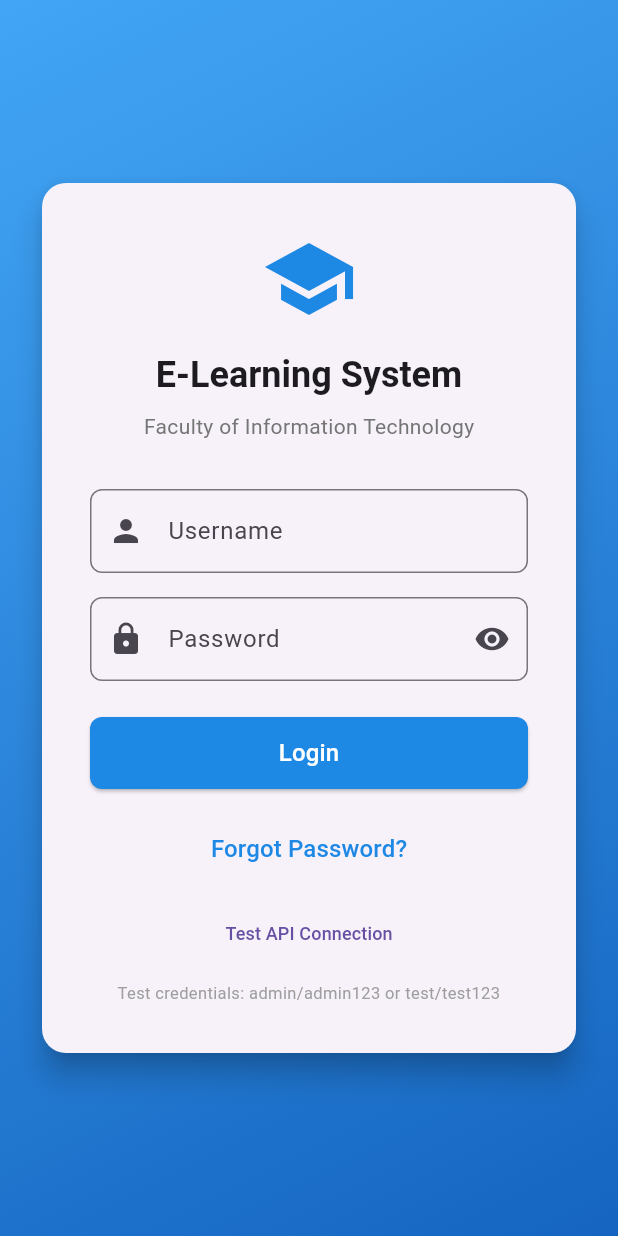
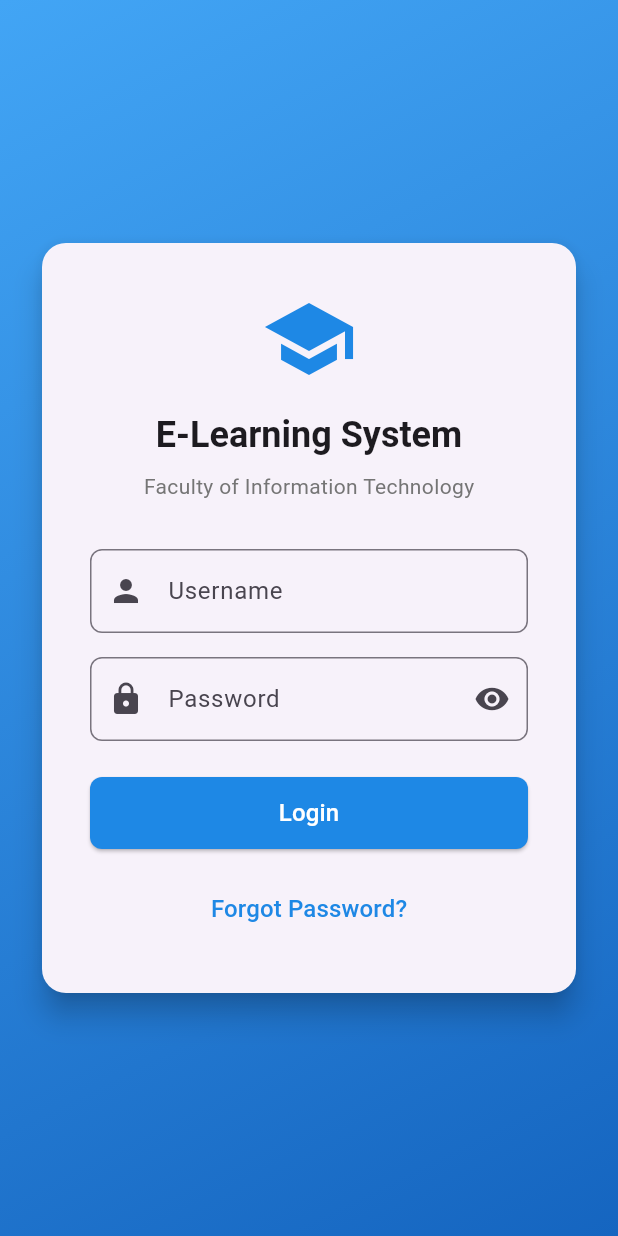
Before and after one commit to trieupham1/Elearning_IT, a Flutter app: the screen it shows after launch, on a phone screen of 412 x 824 dp. Run offline on Flutter 3.47's test engine with Material 3 defaults, Android fonts, the light colour scheme and no system bars; our stand-ins replace csv, file_picker, logger, share_plus, shared_preferences, socket_io_client and 1 more; accounts and stored records are empty; network calls fail.

Commit message:
delete unused

```diff
--- a/eit/lib/screens/login_screen.dart
+++ b/eit/lib/screens/login_screen.dart
@@ -202,22 +202,6 @@ class _LoginScreenState extends State<LoginScreen> {
                         ),
                       ),
                     ),
-                    const SizedBox(height: 8),
-                    TextButton(
-                      onPressed: () {
-                        Navigator.pushNamed(context, '/api-test');
-                      },
-                      child: const Text(
-                        'Test API Connection',
-                        style: TextStyle(fontSize: 12),
-                      ),
-                    ),
-                    const SizedBox(height: 8),
-                    const Text(
-                      'Test credentials: admin/admin123 or test/test123',
-                      style: TextStyle(fontSize: 11, color: Colors.grey),
-                      textAlign: TextAlign.center,
-                    ),
                   ],
                 ),
               ),
```
